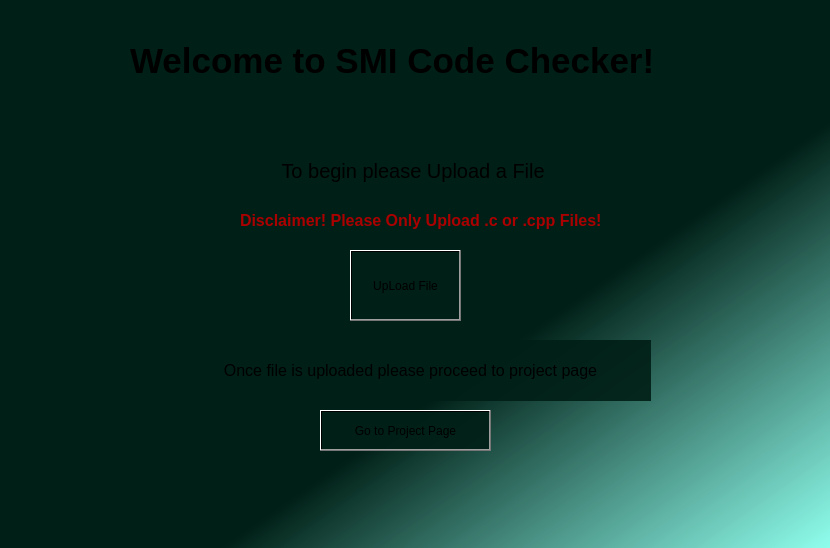
Qt form mainwindow.ui (ianlopez07/SMI-Code-Checker) before a commit.
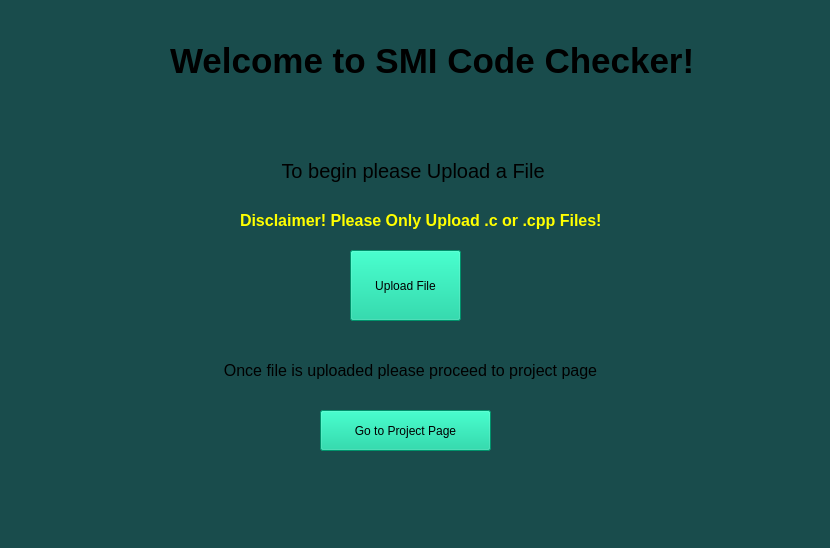
The same form after that commit.

Commit message: Updated UI color and added functions to report

```diff
--- a/mainwindow.ui
+++ b/mainwindow.ui
@@ -14,8 +14,7 @@
    <string>MainWindow</string>
   </property>
   <property name="styleSheet">
-   <string notr="true">;
-background-color: qlineargradient(spread:pad, x1:0.282, y1:0.324, x2:1, y2:1, stop:0.455399 rgba(0, 31, 22, 232), stop:1 rgba(144, 255, 238, 251));</string>
+   <string notr="true">background-color: rgb(25, 76, 76);</string>
   </property>
   <widget class="QWidget" name="centralwidget">
    <widget class="QPushButton" name="UploadFileBtn">
@@ -28,10 +27,11 @@
      </rect>
     </property>
     <property name="styleSheet">
-     <string notr="true">background-color: qlineargradient(spread:pad, x1:1, y1:1, x2:1, y2:1, stop:0.455399 rgba(0, 31, 22, 232), stop:1 rgba(144, 255, 238, 251));</string>
+     <string notr="true">color: rgb(0, 0, 0);
+background-color: rgb(0, 204, 150);</string>
     </property>
     <property name="text">
-     <string>UpLoad File</string>
+     <string>Upload File</string>
     </property>
    </widget>
    <widget class="QLabel" name="label">
@@ -49,7 +49,7 @@
      </font>
     </property>
     <property name="styleSheet">
-     <string notr="true">background-color: qlineargradient(spread:pad, x1:1, y1:1, x2:1, y2:1, stop:0.455399 rgba(0, 31, 22, 232), stop:1 rgba(144, 255, 238, 251));</string>
+     <string notr="true">background-color: rgb(25, 76, 76);</string>
     </property>
     <property name="text">
      <string> To begin please Upload a File</string>
@@ -61,7 +61,7 @@
    <widget class="QLabel" name="label_2">
     <property name="geometry">
      <rect>
-      <x>130</x>
+      <x>170</x>
       <y>10</y>
       <width>631</width>
       <height>101</height>
@@ -74,7 +74,7 @@
      </font>
     </property>
     <property name="styleSheet">
-     <string notr="true">background-color: qlineargradient(spread:pad, x1:1, y1:1, x2:1, y2:1, stop:0.455399 rgba(0, 31, 22, 232), stop:1 rgba(144, 255, 238, 251));</string>
+     <string notr="true">background-color: rgb(25, 76, 76);</string>
     </property>
     <property name="text">
      <string>Welcome to SMI Code Checker!</string>
@@ -95,7 +95,7 @@
      </font>
     </property>
     <property name="styleSheet">
-     <string notr="true">background-color: qlineargradient(spread:pad, x1:1, y1:1, x2:1, y2:1, stop:0.455399 rgba(0, 31, 22, 232), stop:1 rgba(144, 255, 238, 251));</string>
+     <string notr="true">background-color: rgb(25, 76, 76);</string>
     </property>
     <property name="text">
      <string>Once file is uploaded please proceed to project page</string>
@@ -114,7 +114,8 @@
      </rect>
     </property>
     <property name="styleSheet">
-     <string notr="true">background-color: qlineargradient(spread:pad, x1:1, y1:1, x2:1, y2:1, stop:0.455399 rgba(0, 31, 22, 232), stop:1 rgba(144, 255, 238, 251));</string>
+     <string notr="true">background-color: rgb(0, 204, 150);
+color: rgb(0, 0, 0);</string>
     </property>
     <property name="text">
      <string>Go to Project Page</string>
@@ -136,8 +137,8 @@
      </font>
     </property>
     <property name="styleSheet">
-     <string notr="true">background-color: qlineargradient(spread:pad, x1:1, y1:1, x2:1, y2:1, stop:0.455399 rgba(0, 31, 22, 232), stop:1 rgba(144, 255, 238, 251));
-color: rgb(170, 0, 0);</string>
+     <string notr="true">background-color: rgb(25, 76, 76);
+color: rgb(255, 255, 0);</string>
     </property>
     <property name="text">
      <string>Disclaimer! Please Only Upload .c or .cpp Files!</string>
```
The commit also changes 4 other files.
